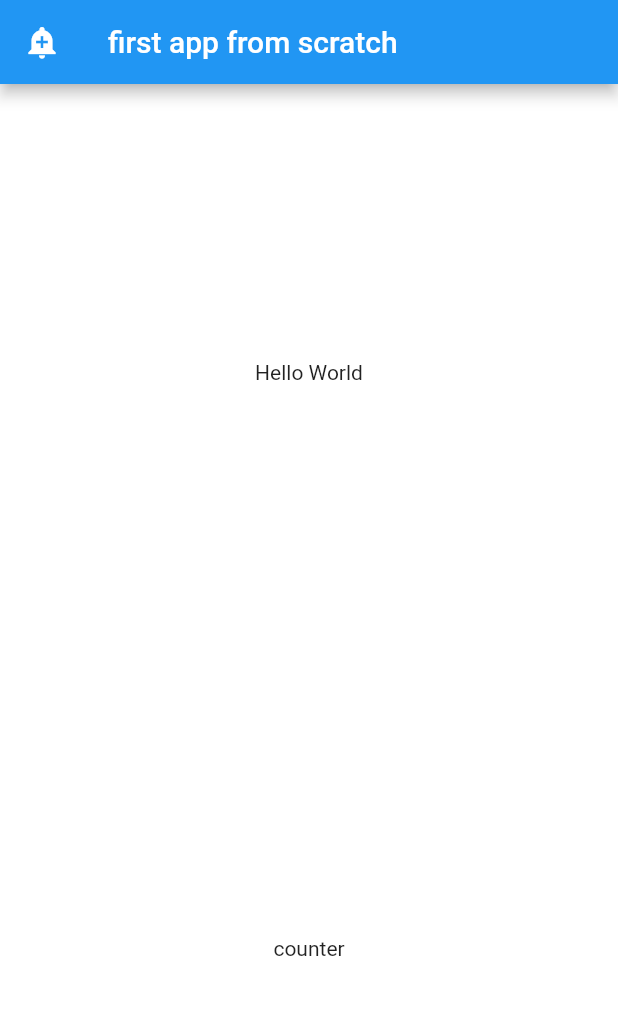
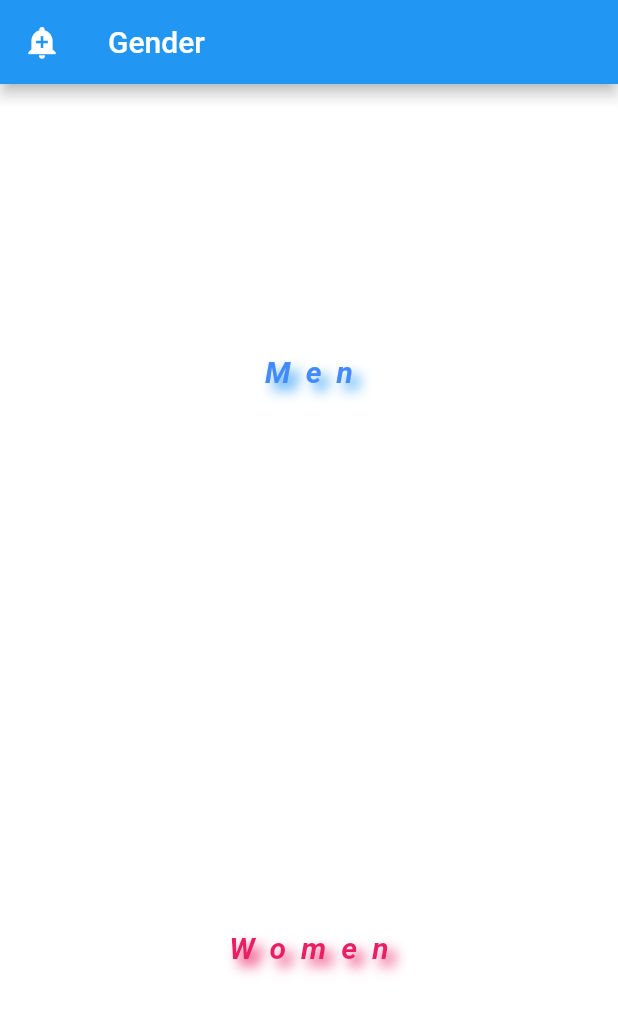
Before and after one commit to RamezHamdiSaeed/MyFlutterReference, a Flutter app: the screen it shows after launch, on a phone screen of 412 x 824 dp. Shown: the top 1014 px of the screen. Run offline on Flutter 3.47's test engine with Material 2 defaults, Android fonts, the phone set to English and light mode, and no system bars.

Commit message:
apply Text styling

```diff
--- a/lib/App/my_app.dart
+++ b/lib/App/my_app.dart
@@ -10,7 +10,7 @@ class MyApp extends StatelessWidget {
         home: Scaffold(
           appBar: AppBar(
             leading: const Icon(Icons.add_alert),
-            title: const Text('first app from scratch '),
+            title: const Text('Gender'),
             // actions: const <Widget>[
             //   Icon(Icons.add),
             // ],
@@ -25,7 +25,46 @@ class MyApp extends StatelessWidget {
               // color: const Color.fromRGBO(255, 0, 0, 0.2),
               child: Column(
                 mainAxisAlignment: MainAxisAlignment.spaceAround,
-                children: const <Widget>[Text('Hello World'), Text('counter')],
+                children: const <Widget>[
+                  Text(
+                    'Men',
+                    style: TextStyle(
+                      color: Colors.blueAccent,
+                      fontSize: 20,
+                      fontWeight: FontWeight.bold,
+                      fontStyle: FontStyle.italic,
+                      letterSpacing: 10,
+                      shadows: <Shadow>[
+                        Shadow(
+                          offset: Offset(5, 5),
+                          blurRadius: 10,
+                          color: Colors.blue,
+                        ),
+                      ],
+                      // decoration: TextDecoration.combine(<TextDecoration>[
+                      //   TextDecoration.underline,
+                      //   TextDecoration.lineThrough
+                      // ]),
+                    ),
+                  ),
+                  Text(
+                    'Women',
+                    style: TextStyle(
+                      color: Colors.pink,
+                      fontSize: 20,
+                      fontWeight: FontWeight.bold,
+                      fontStyle: FontStyle.italic,
+                      letterSpacing: 10,
+                      shadows: <Shadow>[
+                        Shadow(
+                          offset: Offset(5, 5),
+                          blurRadius: 10,
+                          color: Colors.pink,
+                        ),
+                      ],
+                    ),
+                  )
+                ],
               )),
         ));
   }
```
Also changed, not shown: 1 other file.
